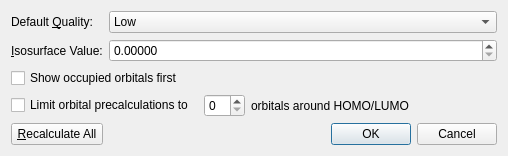
This is libavogadro/src/extensions/surfaces/orbitalsettingsdialog.ui in cryos/avogadro as Qt 5 draws it before an edit. The edited form follows.
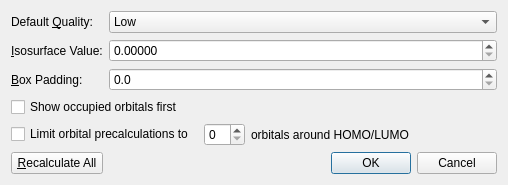
This is the edited form.

Commit message:
Configurable box padding for orbital visualisation
Useful for observing large / diffuse Rydberg states

Patch:
```diff
--- a/libavogadro/src/extensions/surfaces/orbitalsettingsdialog.ui
+++ b/libavogadro/src/extensions/surfaces/orbitalsettingsdialog.ui
@@ -14,7 +14,7 @@
    <string>Dialog</string>
   </property>
   <layout class="QGridLayout" name="gridLayout">
-   <item row="6" column="0">
+   <item row="7" column="0">
     <widget class="QPushButton" name="push_recalc">
      <property name="text">
       <string>&amp;Recalculate All</string>
@@ -41,6 +41,16 @@
      </property>
     </widget>
    </item>
+   <item row="2" column="0">
+    <widget class="QLabel" name="label_4">
+     <property name="text">
+      <string>&amp;Box Padding:</string>
+     </property>
+     <property name="buddy">
+      <cstring>spin_boxPadding</cstring>
+     </property>
+    </widget>
+   </item>
    <item row="0" column="1">
     <widget class="QComboBox" name="combo_quality">
      <item>
@@ -75,7 +85,17 @@
      </property>
     </widget>
    </item>
-   <item row="5" column="0">
+   <item row="2" column="1">
+    <widget class="QDoubleSpinBox" name="spin_boxPadding">
+     <property name="decimals">
+      <number>1</number>
+     </property>
+     <property name="singleStep">
+      <double>0.1</double>
+     </property>
+    </widget>
+   </item>
+   <item row="6" column="0">
     <spacer name="verticalSpacer">
      <property name="orientation">
       <enum>Qt::Vertical</enum>
@@ -88,14 +108,14 @@
      </property>
     </spacer>
    </item>
-   <item row="2" column="0" colspan="2">
+   <item row="3" column="0" colspan="2">
     <widget class="QCheckBox" name="cb_HOMOFirst">
      <property name="text">
       <string>Show occupied orbitals first</string>
      </property>
     </widget>
    </item>
-   <item row="6" column="1">
+   <item row="7" column="1">
     <widget class="QDialogButtonBox" name="buttonBox">
      <property name="orientation">
       <enum>Qt::Horizontal</enum>
@@ -105,7 +125,7 @@
      </property>
     </widget>
    </item>
-   <item row="3" column="0" colspan="2">
+   <item row="4" column="0" colspan="2">
     <layout class="QHBoxLayout" name="horizontalLayout">
      <item>
       <widget class="QCheckBox" name="cb_limit_precalc">
```
The commit also changes 6 other files.
